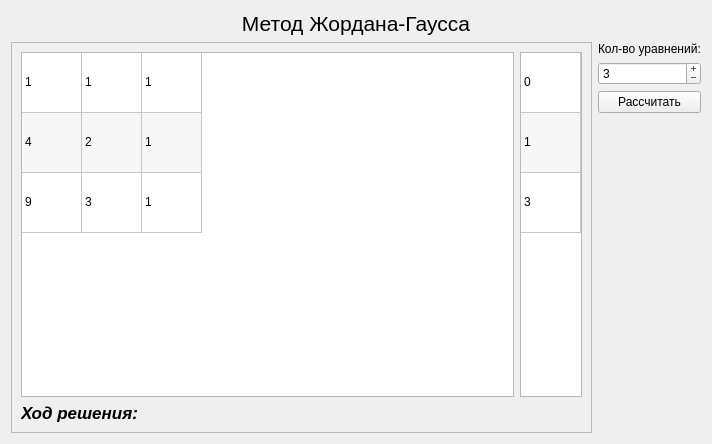
This is Gauss/gauss.ui in sm4ll-3gg/UNumericalMethods as Qt 5 draws it before an edit. The edited form follows.
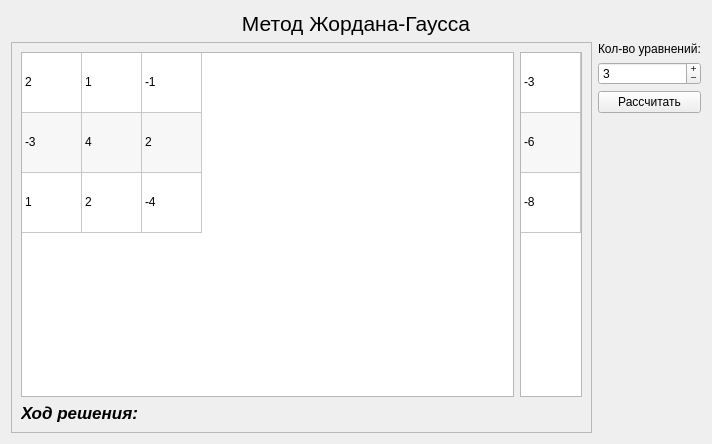
This is the edited form.

The edit to the form file:
```diff
--- a/Gauss/gauss.ui
+++ b/Gauss/gauss.ui
@@ -114,7 +114,7 @@
                <column/>
                <item row="0" column="0">
                 <property name="text">
-                 <string>1</string>
+                 <string>2</string>
                 </property>
                </item>
                <item row="0" column="1">
@@ -124,37 +124,37 @@
                </item>
                <item row="0" column="2">
                 <property name="text">
-                 <string>1</string>
+                 <string>-1</string>
                 </property>
                </item>
                <item row="1" column="0">
                 <property name="text">
-                 <string>4</string>
+                 <string>-3</string>
                 </property>
                </item>
                <item row="1" column="1">
                 <property name="text">
-                 <string>2</string>
+                 <string>4</string>
                 </property>
                </item>
                <item row="1" column="2">
                 <property name="text">
-                 <string>1</string>
+                 <string>2</string>
                 </property>
                </item>
                <item row="2" column="0">
                 <property name="text">
-                 <string>9</string>
+                 <string>1</string>
                 </property>
                </item>
                <item row="2" column="1">
                 <property name="text">
-                 <string>3</string>
+                 <string>2</string>
                 </property>
                </item>
                <item row="2" column="2">
                 <property name="text">
-                 <string>1</string>
+                 <string>-4</string>
                 </property>
                </item>
               </widget>
@@ -224,17 +224,17 @@
                <column/>
                <item row="0" column="0">
                 <property name="text">
-                 <string>0</string>
+                 <string>-3</string>
                 </property>
                </item>
                <item row="1" column="0">
                 <property name="text">
-                 <string>1</string>
+                 <string>-6</string>
                 </property>
                </item>
                <item row="2" column="0">
                 <property name="text">
-                 <string>3</string>
+                 <string>-8</string>
                 </property>
                </item>
               </widget>
```
